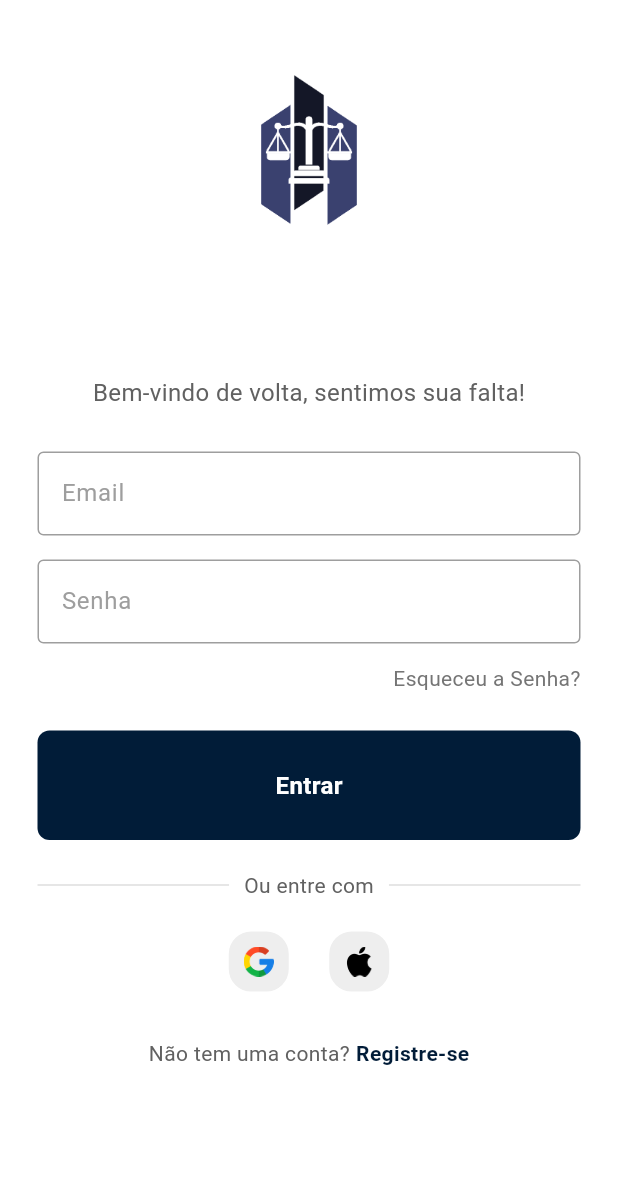
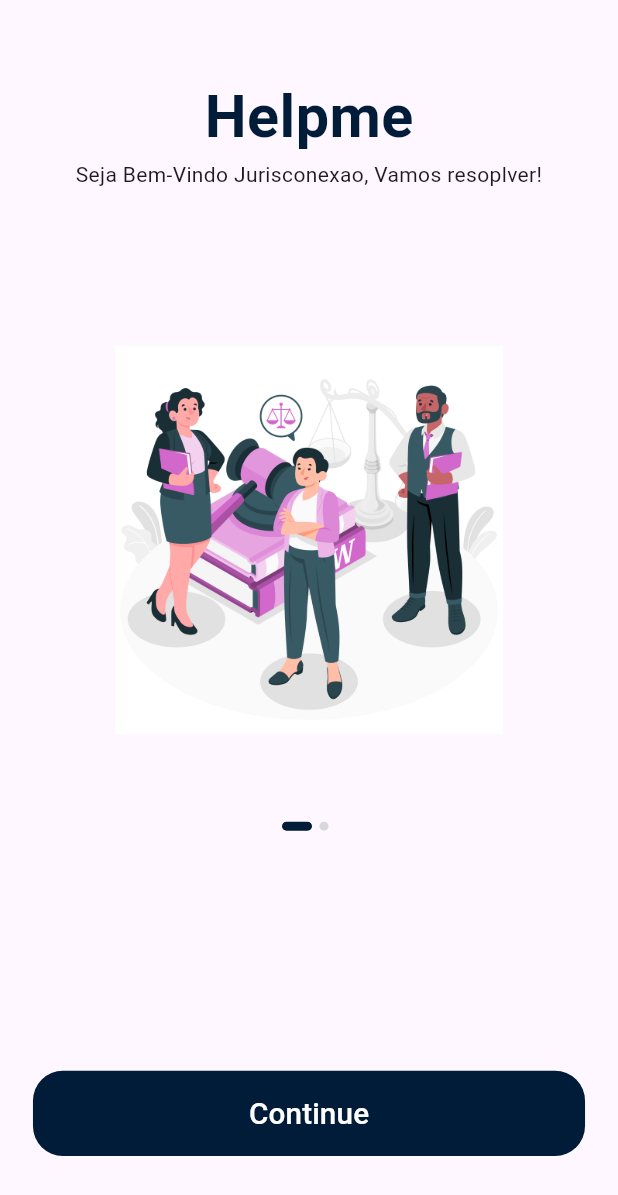
Before and after one commit to MarcosGabrielL/Emiele-App, a Flutter app: the screen it shows after launch, on a phone screen of 412 x 824 dp. Shown: the top 1195 px of the screen. Run offline on Flutter 3.47's test engine with Material 2 defaults, Android fonts, the phone set to English and light mode, and no system bars; our stand-ins replace shared_preferences; missing offline and left inert: shop_app.

Commit message:
add splash pages

```diff
--- a/lib/components/config/routes.dart
+++ b/lib/components/config/routes.dart
@@ -10,13 +10,14 @@ import 'package:shop_app/screens/profile/profile_screen.dart';
 import 'package:shop_app/screens/sign_in/sign_in_screen.dart';
 import 'package:shop_app/screens/splash/splash_screen.dart';
 
+import '../../pages/login.dart';
 import 'screens/sign_up/sign_up_screen.dart';
 
 // We use name route
 // All our routes will be available here
 final Map<String, WidgetBuilder> routes = {
   SplashScreen.routeName: (context) => SplashScreen(),
-  SignInScreen.routeName: (context) => SignInScreen(),
+  LoginPage.routeName: (context) => LoginPage(),
   ForgotPasswordScreen.routeName: (context) => ForgotPasswordScreen(),
   LoginSuccessScreen.routeName: (context) => LoginSuccessScreen(),
   SignUpScreen.routeName: (context) => SignUpScreen(),
--- a/lib/components/constant.dart
+++ b/lib/components/constant.dart
@@ -1,7 +1,7 @@
 import 'package:flutter/material.dart';
 import 'package:jurisconexao_cliente/components/config/size_config.dart';
 
-const kPrimaryColor = Color(0xFFFF7643);
+const kPrimaryColor =  const Color(0xFF011C38);
 const kPrimaryLightColor = Color(0xFFFFECDF);
 const kPrimaryGradientColor = LinearGradient(
   begin: Alignment.topLeft,
--- /dev/null
+++ b/lib/components/default_button.dart
@@ -0,0 +1,39 @@
+import 'package:flutter/material.dart';
+
+import 'config/size_config.dart';
+import 'constant.dart';
+
+
+class DefaultButton extends StatelessWidget {
+  const DefaultButton({
+    Key? key,
+    this.text,
+    this.press,
+  }) : super(key: key);
+  final String? text;
+  final Function? press;
+
+  @override
+  Widget build(BuildContext context) {
+    return SizedBox(
+      width: double.infinity,
+      height: getProportionateScreenHeight(56),
+      child: TextButton(
+        style: TextButton.styleFrom(
+          shape:
+          RoundedRectangleBorder(borderRadius: BorderRadius.circular(20)),
+          primary: Colors.white,
+          backgroundColor: kPrimaryColor,
+        ),
+        onPressed: press as void Function()?,
+        child: Text(
+          text!,
+          style: TextStyle(
+            fontSize: getProportionateScreenWidth(18),
+            color: Colors.white,
+          ),
+        ),
+      ),
+    );
+  }
+}
--- a/lib/main.dart
+++ b/lib/main.dart
@@ -1,11 +1,13 @@
 import 'package:flutter/material.dart';
 import 'package:jurisconexao_cliente/pages/login.dart';
 import 'package:jurisconexao_cliente/pages/new_solicitation.dart';
+import 'package:jurisconexao_cliente/screens/splash/splash_screen.dart';
 import 'package:jurisconexao_cliente/service/security.dart';
 import 'package:jurisconexao_cliente/widgets/category_selector.dart';
 import 'package:jurisconexao_cliente/widgets/favorite_contacts.dart';
 import 'package:jurisconexao_cliente/widgets/recent_chats.dart';
 import 'package:jurisconexao_cliente/components/fab_bottom_app_bar.dart';
+
 void main() {
   runApp(const MyApp());
 }
@@ -42,7 +44,6 @@ class MyHomePage extends StatefulWidget {
 
   final String title;
 
-
   @override
   State<MyHomePage> createState() => _MyHomePageState();
 }
@@ -50,23 +51,30 @@ class MyHomePage extends StatefulWidget {
 class _MyHomePageState extends State<MyHomePage> {
   AuthService authManager = AuthService();
   bool isLoggedIn = false; // Variable to control if the user is logged in
+  bool isFirstTime = true;
 
   @override
   void initState() {
     super.initState();
     checkLoginStatus();
   }
+
   Future<void> checkLoginStatus() async {
     isLoggedIn = await authManager.checkLoginStatus();
+    isFirstTime = await authManager.checkisFirstTimeStatus();
     setState(() {}); // Update the state to reflect the login status change
   }
 
   @override
   Widget build(BuildContext context) {
-
+    if (isFirstTime) {
+      return SplashScreen();
+    } else {
       if (!isLoggedIn) {
         return LoginPage(); // Se o usuário não estiver logado, retorna a página de login
       }
+    }
+
     return Scaffold(
       backgroundColor: Theme.of(context).primaryColor,
       appBar: AppBar(
@@ -114,7 +122,6 @@ class _MyHomePageState extends State<MyHomePage> {
                   topRight: Radius.circular(30.0),
                 ),
               ),
-
               child: Column(
                 children: <Widget>[
                   FavoriteContacts(),
@@ -127,14 +134,15 @@ class _MyHomePageState extends State<MyHomePage> {
       ),
       floatingActionButtonLocation: FloatingActionButtonLocation.centerDocked,
       floatingActionButton: FloatingActionButton(
-        onPressed: () { },
+        onPressed: () {},
         tooltip: 'Increment',
-        child: Icon(Icons.question_mark,  size: 35.0),
+        child: Icon(Icons.question_mark, size: 35.0),
         elevation: 1.0,
         shape: RoundedRectangleBorder(
           borderRadius: BorderRadius.circular(16.0),
           side: BorderSide(
-            color: Theme.of(context).primaryColor, // Add your desired border color here
+            color: Theme.of(context)
+                .primaryColor, // Add your desired border color here
             width: 2.0, // Add your desired border width here
           ), // Add border radius here
           // Add other properties for border customization, such as side and color
@@ -153,25 +161,23 @@ class _MyHomePageState extends State<MyHomePage> {
             textDirection: TextDirection.ltr,
             textBaseline: TextBaseline.alphabetic,
             children: <Widget>[
-
               IconButton(
                 padding: EdgeInsets.zero,
                 constraints: BoxConstraints(),
                 icon: Icon(Icons.home, size: 25.0),
                 onPressed: () {
-
                   Navigator.push(
                     context,
-                  MaterialPageRoute(builder: (context) => NewSoliticitacion()),
+                    MaterialPageRoute(
+                        builder: (context) => NewSoliticitacion()),
                   );
                 },
                 color: Colors.white,
-
               ),
               IconButton(
                 padding: EdgeInsets.zero,
                 constraints: BoxConstraints(),
-              icon: Icon(Icons.search,  size: 25.0),
+                icon: Icon(Icons.search, size: 25.0),
                 onPressed: () {
                   // Add your logic here for the search button
                 },
@@ -180,7 +186,7 @@ class _MyHomePageState extends State<MyHomePage> {
               IconButton(
                 padding: EdgeInsets.zero,
                 constraints: BoxConstraints(),
-              icon: Icon(Icons.favorite,  size: 0),
+                icon: Icon(Icons.favorite, size: 0),
                 onPressed: () {
                   // Add your logic here for the favorite button
                 },
@@ -189,7 +195,7 @@ class _MyHomePageState extends State<MyHomePage> {
               IconButton(
                 padding: EdgeInsets.zero,
                 constraints: BoxConstraints(),
-              icon: Icon(Icons.favorite,  size: 25.0),
+                icon: Icon(Icons.favorite, size: 25.0),
                 onPressed: () {
                   // Add your logic here for the favorite button
                 },
@@ -198,7 +204,7 @@ class _MyHomePageState extends State<MyHomePage> {
               IconButton(
                 padding: EdgeInsets.zero,
                 constraints: BoxConstraints(),
-              icon: Icon(Icons.settings,  size: 25.0),
+                icon: Icon(Icons.settings, size: 25.0),
                 onPressed: () {
                   // Add your logic here for the settings button
                 },
--- a/lib/pages/login.dart
+++ b/lib/pages/login.dart
@@ -8,6 +8,8 @@ import 'package:jurisconexao_cliente/service/security.dart';
 import 'package:jurisconexao_cliente/service/validating.dart';
 
 class LoginPage extends StatelessWidget {
+  static var routeName;
+
   LoginPage({super.key});
 
   // text editing controllers
--- /dev/null
+++ b/lib/screens/splash/components/body.dart
@@ -0,0 +1,105 @@
+import 'package:flutter/material.dart';
+import 'package:jurisconexao_cliente/service/security.dart';
+
+// This is the best practice
+import '../../../components/config/size_config.dart';
+import '../../../components/constant.dart';
+import '../../../pages/login.dart';
+import '../components/splash_content.dart';
+import '../../../components/default_button.dart';
+
+class Body extends StatefulWidget {
+  @override
+  _BodyState createState() => _BodyState();
+}
+
+class _BodyState extends State<Body> {
+  int currentPage = 0;
+  List<Map<String, String>> splashData = [
+    {
+      "text": "Seja Bem-Vindo Jurisconexao, Vamos resoplver!",
+      "image": "assets/images/spp.png"
+    },
+    {
+      "text":
+      "Nós Ajudamos pessoas a se conectarem com advogados \npor todo o mundo",
+      "image": "assets/images/ssp1png.png"
+    },
+   /* {
+      "text": "Nós mostramos maneiras faceis de resolver suas duvidas. \nSomente nos pergunte",
+      "image": "assets/images/splash_3.png"
+    },*/
+  ];
+  @override
+  Widget build(BuildContext context) {
+    return SafeArea(
+      child: SizedBox(
+        width: double.infinity,
+        child: Column(
+          children: <Widget>[
+            Expanded(
+              flex: 3,
+              child: PageView.builder(
+                onPageChanged: (value) {
+                  setState(() {
+                    currentPage = value;
+                  });
+                },
+                itemCount: splashData.length,
+                itemBuilder: (context, index) => SplashContent(
+                  image: splashData[index]["image"],
+                  text: splashData[index]['text'],
+                ),
+              ),
+            ),
+            Expanded(
+              flex: 2,
+              child: Padding(
+                padding: EdgeInsets.symmetric(
+                    horizontal: getProportionateScreenWidth(20)),
+                child: Column(
+                  children: <Widget>[
+                    Spacer(),
+                    Row(
+                      mainAxisAlignment: MainAxisAlignment.center,
+                      children: List.generate(
+                        splashData.length,
+                            (index) => buildDot(index: index),
+                      ),
+                    ),
+                    Spacer(flex: 3),
+                    DefaultButton(
+                      text: "Continue",
+                      press: () {
+
+                        new AuthService().set_isFirstTimeStatus();
+                        Navigator.push(
+                          context,
+                          MaterialPageRoute(builder: (context) => LoginPage()),
+                        );
+                      },
+                    ),
+                    Spacer(),
+                  ],
+                ),
+              ),
+            ),
+          ],
+        ),
+      ),
+    );
+  }
+
+  AnimatedContainer buildDot({int? index}) {
+    return AnimatedContainer(
+      duration: kAnimationDuration,
+      margin: EdgeInsets.only(right: 5),
+      height: 6,
+      width: currentPage == index ? 20 : 6,
+      decoration: BoxDecoration(
+        color: currentPage == index ? kPrimaryColor : Color(0xFFD8D8D8),
+        borderRadius: BorderRadius.circular(3),
+      ),
+    );
+  }
+}
--- /dev/null
+++ b/lib/screens/splash/components/splash_content.dart
@@ -0,0 +1,41 @@
+import 'package:flutter/material.dart';
+
+import '../../../components/config/size_config.dart';
+import '../../../components/constant.dart';
+
+
+class SplashContent extends StatelessWidget {
+  const SplashContent({
+    Key? key,
+    this.text,
+    this.image,
+  }) : super(key: key);
+  final String? text, image;
+
+  @override
+  Widget build(BuildContext context) {
+    return Column(
+      children: <Widget>[
+        Spacer(),
+        Text(
+          "Helpme",
+          style: TextStyle(
+            fontSize: getProportionateScreenWidth(36),
+            color: kPrimaryColor,
+            fontWeight: FontWeight.bold,
+          ),
+        ),
+        Text(
+          text!,
+          textAlign: TextAlign.center,
+        ),
+        Spacer(flex: 2),
+        Image.asset(
+          image!,
+          height: getProportionateScreenHeight(265),
+          width: getProportionateScreenWidth(235),
+        ),
+      ],
+    );
+  }
+}
--- /dev/null
+++ b/lib/screens/splash/splash_screen.dart
@@ -0,0 +1,16 @@
+import 'package:flutter/material.dart';
+
+import '../../components/config/size_config.dart';
+import 'components/body.dart';
+
+class SplashScreen extends StatelessWidget {
+  static String routeName = "/splash";
+  @override
+  Widget build(BuildContext context) {
+    // You have to call it on your starting screen
+    SizeConfig().init(context);
+    return Scaffold(
+      body: Body(),
+    );
+  }
+}
--- a/lib/service/security.dart
+++ b/lib/service/security.dart
@@ -8,9 +8,11 @@ import 'package:jurisconexao_cliente/service/SnackBar.dart';
 import 'package:shared_preferences/shared_preferences.dart';
 
 class AuthService {
-  final String baseUrl = 'https://jurisconexao-service-auth-production.up.railway.app';
+  final String baseUrl =
+      'https://jurisconexao-service-auth-production.up.railway.app';
   final String isLoggedInKey = 'isLoggedIn';
   final String loggedUser = 'LoggedUser';
+  final String isFirstTimeKey = 'isFirstTime';
   late SharedPreferences _preferences;
 
   bool isLoggedIn = false;
@@ -21,9 +23,9 @@ class AuthService {
     isLoggedIn = _preferences.getBool(isLoggedInKey) ?? false;
     user = _preferences.getString(loggedUser) ?? "";
   }
+
   Future<bool> checkLoginStatus() async {
     _preferences = await SharedPreferences.getInstance();
-
 
     //Teste para login
     /* _preferences.setBool(isLoggedInKey, false);
@@ -32,7 +34,8 @@ class AuthService {
     return _preferences.getBool(isLoggedInKey) ?? false;
   }
 
-  Future<String> authenticate(BuildContext context ,String email, String password) async {
+  Future<String> authenticate(
+      BuildContext context, String email, String password) async {
     final url = Uri.parse('$baseUrl/authenticate');
     final body = json.encode({'email': email, 'password': password});
 
@@ -63,7 +66,8 @@ class AuthService {
     }
   }
 
-  Future<String> signUp(BuildContext context, String name, String email, String password) async {
+  Future<String> signUp(
+      BuildContext context, String name, String email, String password) async {
     final url = Uri.parse('$baseUrl/process_register');
     final body = json.encode({
       "email": email,
@@ -74,14 +78,9 @@ class AuthService {
     });
 
     try {
-        final response = await http.post(
-            url,
-            body: body,
-            headers: {
+      final response = await http.post(url, body: body, headers: {
         'Content-Type': 'application/json',
       });
-
-
 
       if (response.statusCode == 201 || response.statusCode == 200) {
         final responseData = json.encode(response.body);
@@ -94,7 +93,7 @@ class AuthService {
         await _preferences.setString(loggedUser, email);
 
         Message.showSnackBar(context, response.statusCode);
-          return  responseData;
+        return responseData;
       } else {
         final responseData = json.decode(response.body);
         Message.showSnackBar(context, response.statusCode);
@@ -114,4 +113,19 @@ class AuthService {
     isLoggedIn = false;
     _preferences.setBool(isLoggedInKey, false);
   }
+
+  Future<bool> checkisFirstTimeStatus() async {
+    _preferences = await SharedPreferences.getInstance();
+
+    //Teste para login
+    /* _preferences.setBool(isFirstTimeKey, true);
+      * */
+
+    return _preferences.getBool(isFirstTimeKey) ?? true;
   }
+
+   void set_isFirstTimeStatus() async {
+    _preferences = await SharedPreferences.getInstance();
+    _preferences.setBool(isFirstTimeKey, false);
+  }
+}
```
Also changed, not shown: assets/images/spp.png (added), assets/images/ssp1png.png (added). Lines whose indentation alone changed are shown as unchanged.
